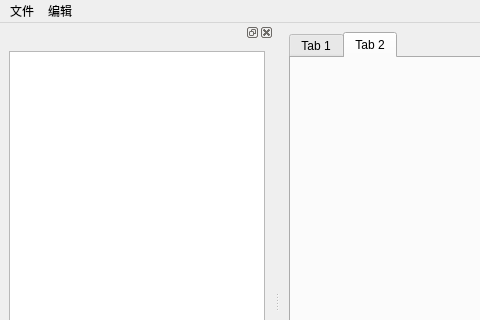
This is UI/mainwindow.ui in forlwow/mysql_connecter as Qt 5 draws it before an edit; both pictures show x 0 to 480 and y 0 to 320 of the 800 by 600 pixel window. The edited form follows.
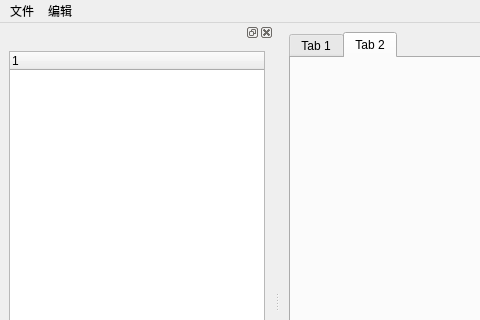
This is the edited form.

Commit message: complete tree

Patch:
```diff
--- a/UI/mainwindow.ui
+++ b/UI/mainwindow.ui
@@ -65,7 +65,13 @@
    <widget class="QWidget" name="dockWidgetContents">
     <layout class="QVBoxLayout" name="verticalLayout">
      <item>
-      <widget class="QTreeView" name="treeView"/>
+      <widget class="QTreeWidget" name="interface_connections">
+       <column>
+        <property name="text">
+         <string notr="true">1</string>
+        </property>
+       </column>
+      </widget>
      </item>
     </layout>
    </widget>
```
Left out of the diff: 2 changed lines with no effect on the pictures. The commit also changes 46 other files.
